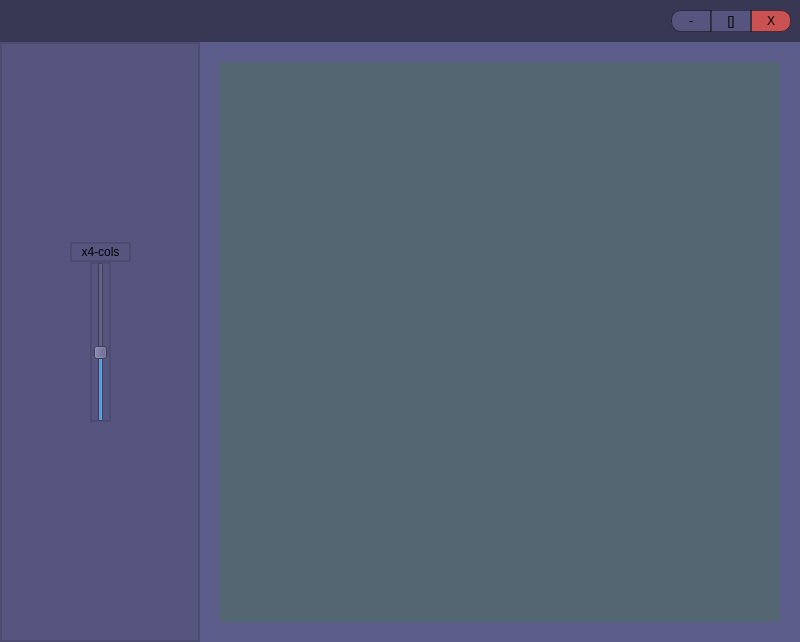
Old version of the form projectSelection.ui in the repository SoddenFilly/Project-Managment-Portfolio-Tool.
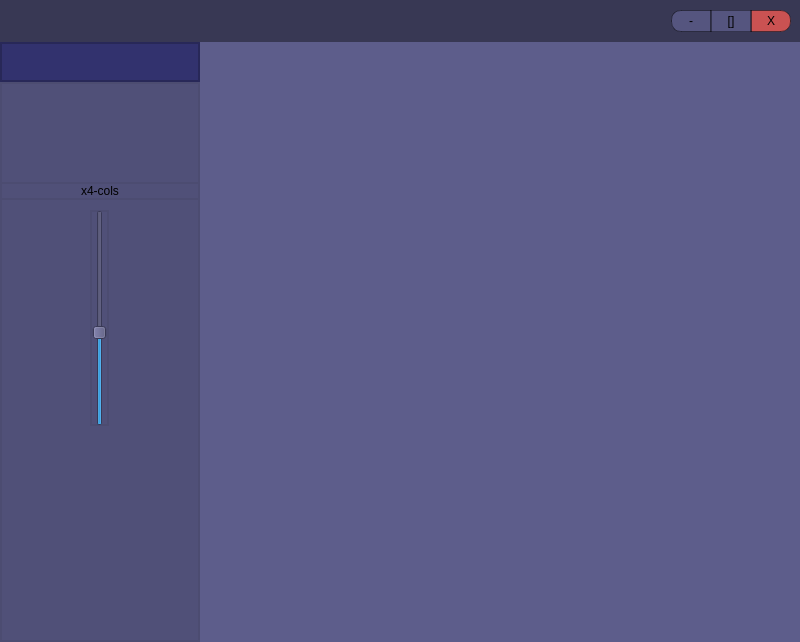
New version of the form.

Commit message: 29/03/2022 - Fixed more layout issues

```diff
--- a/projectSelection.ui
+++ b/projectSelection.ui
@@ -36,46 +36,6 @@
     <property name="spacing">
      <number>0</number>
     </property>
-    <item row="1" column="2">
-     <widget class="QWidget" name="thumbnailBackGround" native="true">
-      <property name="styleSheet">
-       <string notr="true">background-color: rgb(93, 93, 139);</string>
-      </property>
-      <layout class="QVBoxLayout" name="verticalLayout">
-       <property name="leftMargin">
-        <number>20</number>
-       </property>
-       <property name="topMargin">
-        <number>20</number>
-       </property>
-       <property name="rightMargin">
-        <number>20</number>
-       </property>
-       <property name="bottomMargin">
-        <number>20</number>
-       </property>
-       <item>
-        <widget class="QWidget" name="thumbnailLayout_container" native="true">
-         <property name="minimumSize">
-          <size>
-           <width>560</width>
-           <height>560</height>
-          </size>
-         </property>
-         <property name="maximumSize">
-          <size>
-           <width>1580</width>
-           <height>1580</height>
-          </size>
-         </property>
-         <property name="styleSheet">
-          <string notr="true">background-color: rgba(72, 116, 79, 100);</string>
-         </property>
-        </widget>
-       </item>
-      </layout>
-     </widget>
-    </item>
     <item row="0" column="0" colspan="3">
      <widget class="QWidget" name="widget" native="true">
       <property name="minimumSize">
@@ -174,7 +134,7 @@
       </layout>
      </widget>
     </item>
-    <item row="1" column="0" colspan="2">
+    <item row="2" column="0" colspan="2">
      <widget class="QWidget" name="sideBar" native="true">
       <property name="sizePolicy">
        <sizepolicy hsizetype="Expanding" vsizetype="Preferred">
@@ -190,55 +150,263 @@
       </property>
       <property name="maximumSize">
        <size>
-        <width>250</width>
+        <width>200</width>
         <height>16777215</height>
        </size>
       </property>
+      <property name="layoutDirection">
+       <enum>Qt::LeftToRight</enum>
+      </property>
       <property name="styleSheet">
-       <string notr="true">background-color: rgb(85, 85, 127);
+       <string notr="true">background-color: rgb(80, 80, 120);
 border: 1.5px solid rgb(76, 76, 113);</string>
       </property>
-      <widget class="QSlider" name="scaleSlider">
-       <property name="geometry">
-        <rect>
-         <x>90</x>
-         <y>220</y>
-         <width>21</width>
-         <height>160</height>
-        </rect>
+      <layout class="QGridLayout" name="gridLayout_2">
+       <property name="leftMargin">
+        <number>0</number>
        </property>
-       <property name="minimum">
-        <number>1</number>
+       <property name="topMargin">
+        <number>0</number>
        </property>
-       <property name="maximum">
-        <number>8</number>
+       <property name="rightMargin">
+        <number>0</number>
        </property>
-       <property name="singleStep">
-        <number>1</number>
+       <property name="bottomMargin">
+        <number>0</number>
        </property>
-       <property name="value">
-        <number>4</number>
+       <property name="horizontalSpacing">
+        <number>0</number>
        </property>
-       <property name="orientation">
-        <enum>Qt::Vertical</enum>
+       <property name="verticalSpacing">
+        <number>10</number>
        </property>
-      </widget>
-      <widget class="QLabel" name="scaleSlider_label">
-       <property name="geometry">
-        <rect>
-         <x>70</x>
-         <y>200</y>
-         <width>61</width>
-         <height>20</height>
-        </rect>
+       <item row="0" column="1">
+        <spacer name="verticalSpacer_2">
+         <property name="orientation">
+          <enum>Qt::Vertical</enum>
+         </property>
+         <property name="sizeType">
+          <enum>QSizePolicy::Preferred</enum>
+         </property>
+         <property name="sizeHint" stdset="0">
+          <size>
+           <width>0</width>
+           <height>100</height>
+          </size>
+         </property>
+        </spacer>
+       </item>
+       <item row="2" column="1">
+        <widget class="QSlider" name="scaleSlider">
+         <property name="minimum">
+          <number>1</number>
+         </property>
+         <property name="maximum">
+          <number>8</number>
+         </property>
+         <property name="singleStep">
+          <number>1</number>
+         </property>
+         <property name="value">
+          <number>4</number>
+         </property>
+         <property name="orientation">
+          <enum>Qt::Vertical</enum>
+         </property>
+        </widget>
+       </item>
+       <item row="2" column="0">
+        <spacer name="horizontalSpacer_2">
+         <property name="orientation">
+          <enum>Qt::Horizontal</enum>
+         </property>
+         <property name="sizeHint" stdset="0">
+          <size>
+           <width>40</width>
+           <height>20</height>
+          </size>
+         </property>
+        </spacer>
+       </item>
+       <item row="3" column="1">
+        <spacer name="verticalSpacer_3">
+         <property name="orientation">
+          <enum>Qt::Vertical</enum>
+         </property>
+         <property name="sizeHint" stdset="0">
+          <size>
+           <width>20</width>
+           <height>40</height>
+          </size>
+         </property>
+        </spacer>
+       </item>
+       <item row="2" column="2">
+        <spacer name="horizontalSpacer_3">
+         <property name="orientation">
+          <enum>Qt::Horizontal</enum>
+         </property>
+         <property name="sizeHint" stdset="0">
+          <size>
+           <width>40</width>
+           <height>20</height>
+          </size>
+         </property>
+        </spacer>
+       </item>
+       <item row="1" column="0" colspan="3">
+        <widget class="QLabel" name="scaleSlider_label">
+         <property name="text">
+          <string>x4-cols</string>
+         </property>
+         <property name="alignment">
+          <set>Qt::AlignCenter</set>
+         </property>
+        </widget>
+       </item>
+      </layout>
+     </widget>
+    </item>
+    <item row="1" column="0" colspan="2">
+     <widget class="QWidget" name="widget_2" native="true">
+      <property name="minimumSize">
+       <size>
+        <width>0</width>
+        <height>40</height>
+       </size>
+      </property>
+      <property name="maximumSize">
+       <size>
+        <width>300</width>
+        <height>40</height>
+       </size>
+      </property>
+      <property name="styleSheet">
+       <string notr="true">background-color: rgba(50, 50, 110, 255);
+border-color:rgba(0, 0, 0, 50);
+border-width:2px;
+border-style: solid;</string>
+      </property>
+     </widget>
+    </item>
+    <item row="1" column="2" rowspan="2">
+     <widget class="QWidget" name="scrollArea_c" native="true">
+      <property name="minimumSize">
+       <size>
+        <width>600</width>
+        <height>560</height>
+       </size>
+      </property>
+      <property name="toolTipDuration">
+       <number>1</number>
+      </property>
+      <property name="styleSheet">
+       <string notr="true">background-color: rgb(93, 93, 139);
+</string>
+      </property>
+      <layout class="QVBoxLayout" name="verticalLayout">
+       <property name="spacing">
+        <number>0</number>
        </property>
-       <property name="text">
-        <string>x4-cols</string>
+       <property name="leftMargin">
+        <number>0</number>
        </property>
-       <property name="alignment">
-        <set>Qt::AlignCenter</set>
+       <property name="topMargin">
+        <number>0</number>
        </property>
-      </widget>
+       <property name="rightMargin">
+        <number>0</number>
+       </property>
+       <property name="bottomMargin">
+        <number>0</number>
+       </property>
+       <item>
+        <widget class="QScrollArea" name="scrollArea">
+         <property name="styleSheet">
+          <string notr="true">background-color: rgba(255, 255, 255, 0);
+color: rgba(255, 170, 255, 0);</string>
+         </property>
+         <property name="frameShadow">
+          <enum>QFrame::Raised</enum>
+         </property>
+         <property name="lineWidth">
+          <number>0</number>
+         </property>
+         <property name="verticalScrollBarPolicy">
+          <enum>Qt::ScrollBarAlwaysOff</enum>
+         </property>
+         <property name="horizontalScrollBarPolicy">
+          <enum>Qt::ScrollBarAlwaysOff</enum>
+         </property>
+         <property name="widgetResizable">
+          <bool>true</bool>
+         </property>
+         <widget class="QWidget" name="scrollAreaWidgetContents">
+          <property name="geometry">
+           <rect>
+            <x>0</x>
+            <y>0</y>
+            <width>600</width>
+            <height>600</height>
+           </rect>
+          </property>
+          <property name="styleSheet">
+           <string notr="true">background-color: rgba(255, 255, 255, 0);</string>
+          </property>
+          <layout class="QVBoxLayout" name="verticalLayout_2">
+           <property name="spacing">
+            <number>0</number>
+           </property>
+           <property name="leftMargin">
+            <number>20</number>
+           </property>
+           <property name="topMargin">
+            <number>20</number>
+           </property>
+           <property name="rightMargin">
+            <number>20</number>
+           </property>
+           <property name="bottomMargin">
+            <number>20</number>
+           </property>
+           <item>
+            <widget class="QWidget" name="thumbnailLayout_container" native="true">
+             <property name="minimumSize">
+              <size>
+               <width>560</width>
+               <height>560</height>
+              </size>
+             </property>
+             <property name="maximumSize">
+              <size>
+               <width>1580</width>
+               <height>1580</height>
+              </size>
+             </property>
+             <property name="styleSheet">
+              <string notr="true">background-color: rgba(72, 116, 79, 100);
+background-color: rgba(240, 240, 240, 0);</string>
+             </property>
+            </widget>
+           </item>
+           <item>
+            <spacer name="verticalSpacer">
+             <property name="orientation">
+              <enum>Qt::Vertical</enum>
+             </property>
+             <property name="sizeHint" stdset="0">
+              <size>
+               <width>20</width>
+               <height>40</height>
+              </size>
+             </property>
+            </spacer>
+           </item>
+          </layout>
+         </widget>
+        </widget>
+       </item>
+      </layout>
      </widget>
     </item>
    </layout>
```
Left out of the diff: 11 changed lines with no effect on the pictures. The commit also changes 2 other files.
